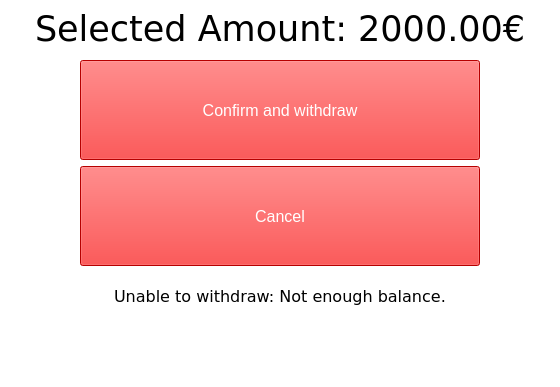
Old version of the form ATM/confirmwithdraw.ui in the repository tvt20kmo-ohjelmistokehitysprojekti/Group7; both pictures show x 192 to 752 and y 223 to 610 of the 945 by 610 pixel window.
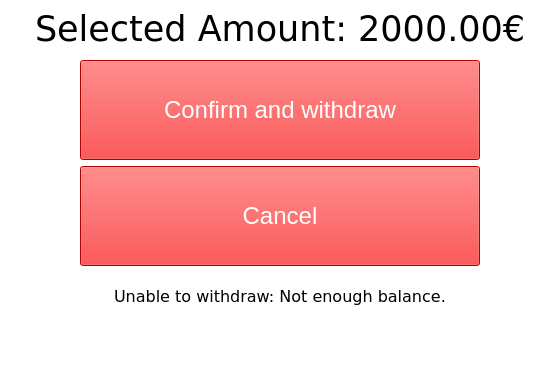
New version of the form. Icons and pictures are not drawn.

Diff of the .ui file:
```diff
--- a/ATM/confirmwithdraw.ui
+++ b/ATM/confirmwithdraw.ui
@@ -666,7 +666,7 @@
      </property>
      <property name="font">
       <font>
-       <pointsize>12</pointsize>
+       <pointsize>18</pointsize>
       </font>
      </property>
      <property name="styleSheet">
@@ -700,7 +700,7 @@
      </property>
      <property name="font">
       <font>
-       <pointsize>12</pointsize>
+       <pointsize>18</pointsize>
       </font>
      </property>
      <property name="styleSheet">
```
